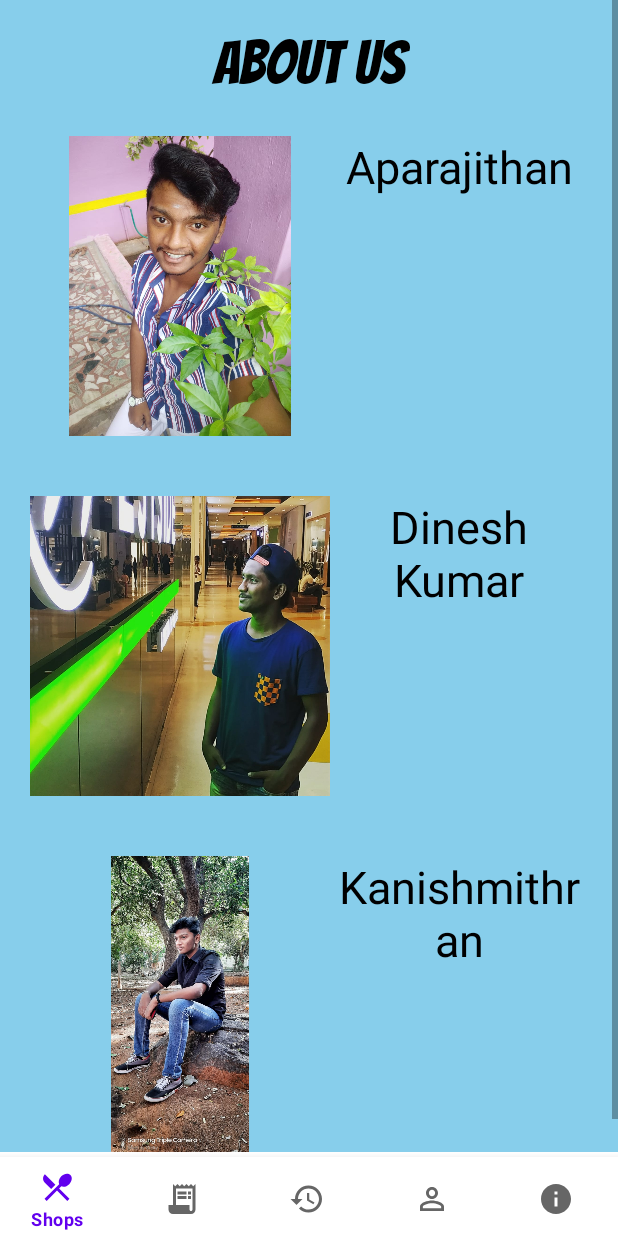
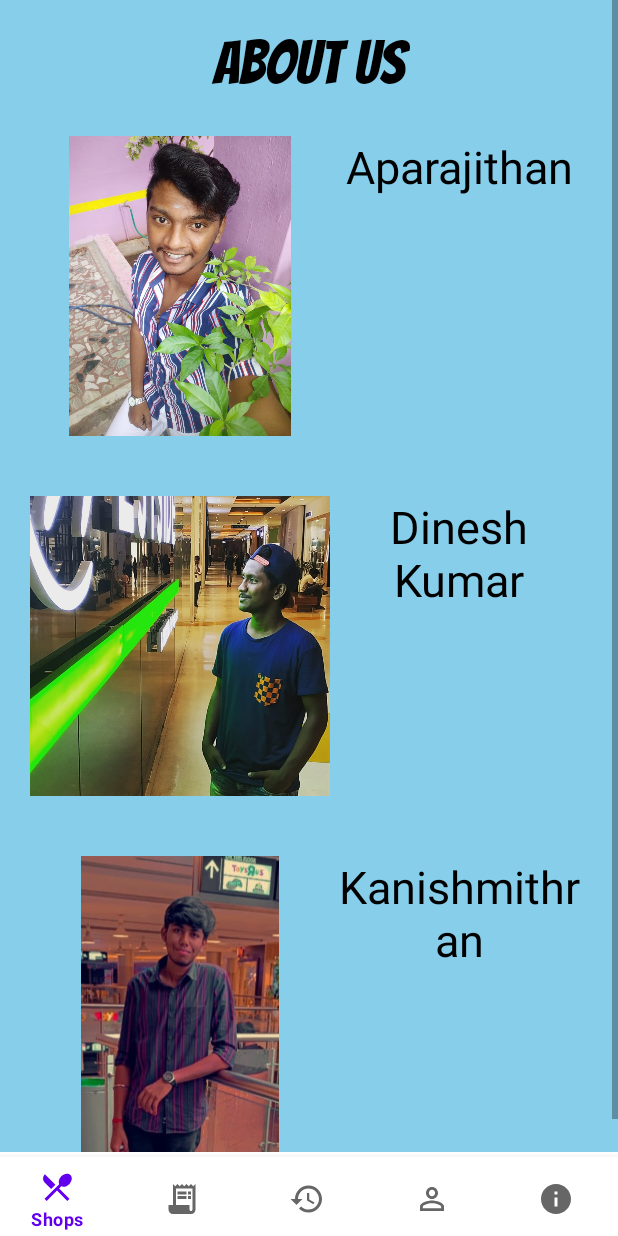
Before and after one commit to jithan-veer/FCFS, an Android app: the fragment AboutusFragment placed in its activity, on a phone screen of 412 x 824 dp. Run offline under Robolectric (Android 15) with nearby library versions, the phone set to English and light mode, and no system bars; our stand-ins replace Firebase (no records; nobody signed in at launch, a user with empty details on screens opened directly); Roboto replaces fonts that are not available here.

Commit message:
git --commit

```diff
--- a/app/src/main/res/layout/aboutus_fragment.xml
+++ b/app/src/main/res/layout/aboutus_fragment.xml
@@ -75,7 +75,7 @@
         <ImageView
             android:layout_width="200dp"
             android:layout_height="200dp"
-            android:src="@drawable/jithan"/>
+            android:src="@drawable/km"/>
 
         <TextView
             android:layout_width="match_parent"
```
Also changed, not shown: app/src/main/res/drawable/km.jpeg (added).
